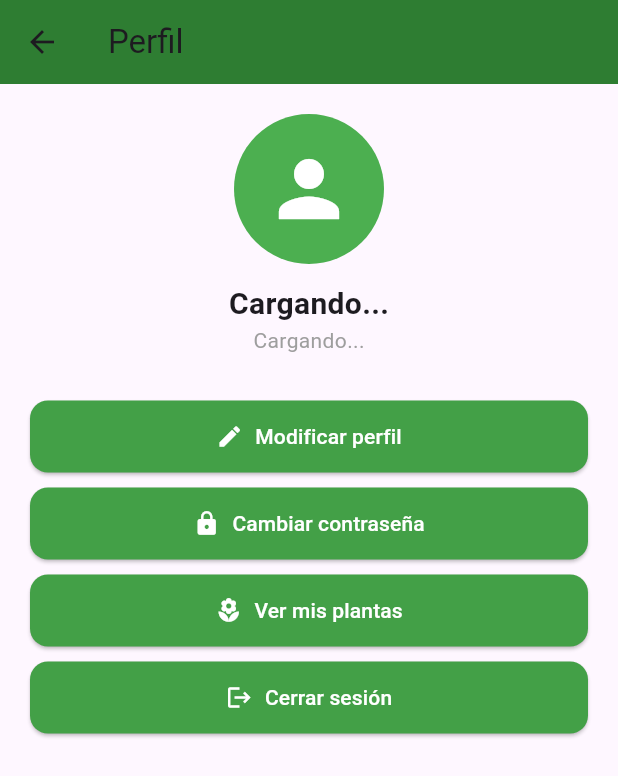
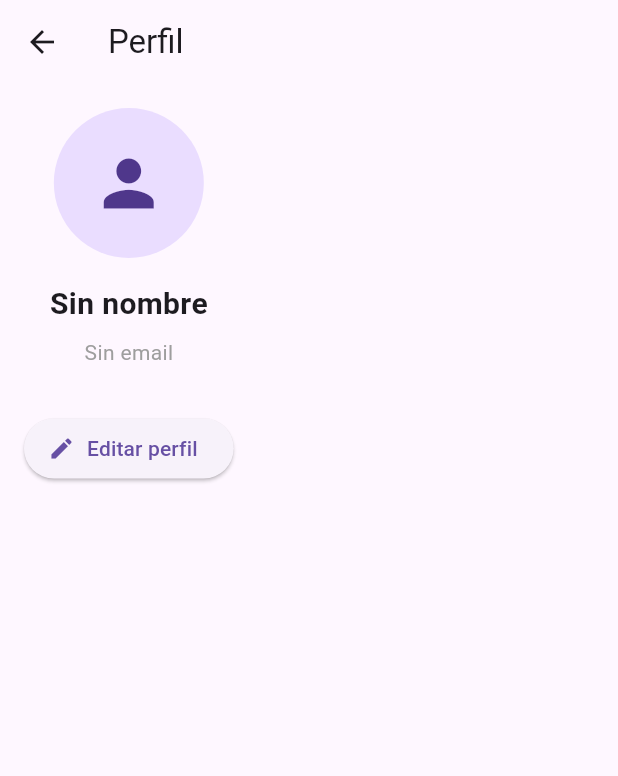
Before and after one commit to mrami8/leafy_app_flutter, a Flutter app: the ProfileScreen screen opened directly, on a phone screen of 412 x 824 dp. Shown: the top 776 px of the screen. Run offline on Flutter 3.47's test engine with Material 3 defaults, Android fonts, the phone set to English and light mode, and no system bars; our stand-ins replace supabase_flutter, table_calendar; accounts and stored records are empty; network calls fail.

Commit message:
New Profile change v2

```diff
--- a/lib/providers/auth_provider.dart
+++ b/lib/providers/auth_provider.dart
@@ -82,18 +82,28 @@ class AuthProvider extends ChangeNotifier {
 
   // Cargar perfil del usuario
   Future<void> _loadUserProfile() async {
-    try {
+  try {
+    if (_user != null && _user!.email != null) {
+      print('Cargando perfil para el usuario con email: ${_user!.email}');
       final result = await supabase
           .from('usuarios')
           .select()
-          .eq('id', _user!.id)
+          .eq('email', _user!.email!) // Consulta por correo electrónico
           .maybeSingle();
 
-      _userProfile = result;
-    } catch (e) {
-      print('Error cargando perfil: $e');
+      if (result != null) {
+        _userProfile = result;
+        print('Perfil cargado: $_userProfile');
+      } else {
+        print('No se encontró el perfil del usuario en la tabla.');
+      }
+    } else {
+      print('El usuario o su correo es nulo.');
     }
+  } catch (e) {
+    print('Error cargando perfil: $e');
   }
+}
 
   // Logout
   Future<void> logout() async {
--- a/lib/providers/user_profile_provider.dart
+++ b/lib/providers/user_profile_provider.dart
@@ -1,9 +1,6 @@
 import 'package:flutter/material.dart';
 import 'auth_provider.dart';
 import 'package:supabase_flutter/supabase_flutter.dart'; // Ensure this is the correct package for UserAttributes
-
-import 'package:flutter/material.dart';
-import 'auth_provider.dart';
 
 class UserProfileProvider extends ChangeNotifier {
   String _username = '';
@@ -18,19 +15,19 @@ class UserProfileProvider extends ChangeNotifier {
 
   // Cargar perfil desde AuthProvider
   void loadFromAuth(AuthProvider auth) {
-    _isLoading = true;  // Iniciar la carga
+  _isLoading = true; // Iniciar la carga
   notifyListeners();
 
   final profile = auth.userProfile;
   if (profile != null) {
-      _username = profile['nombre'];
-      _email = profile['email'];
+    _username = profile['nombre'] ?? 'Sin nombre';
+    _email = profile['email'] ?? 'Sin email';
     _fotoPerfil = profile['foto_perfil'] ?? '';
-      _isLoading = false;  // Finalizar la carga
   } else {
-      _isLoading = false;
-      print("No se pudo cargar el perfil");
+    print("No se pudo cargar el perfil del usuario.");
   }
+
+  _isLoading = false; // Finalizar la carga
   notifyListeners();
 }
 
--- a/lib/screens/profile_screen.dart
+++ b/lib/screens/profile_screen.dart
@@ -1,90 +1,65 @@
 import 'package:flutter/material.dart';
 import 'package:provider/provider.dart';
 import 'package:leafy_app_flutter/providers/user_profile_provider.dart';
-import 'edit_profile_screen.dart'; // Asegúrate de importar tu pantalla de edición
+import 'edit_profile_screen.dart';
 
 class ProfileScreen extends StatelessWidget {
-  const ProfileScreen({super.key});
-
   @override
   Widget build(BuildContext context) {
     final userProfileProvider = Provider.of<UserProfileProvider>(context);
 
     return Scaffold(
-      appBar: AppBar(
-        title: const Text('Perfil'),
-        backgroundColor: Colors.green.shade800,
+      appBar: AppBar(title: Text('Perfil')),
+      body: userProfileProvider.isLoading
+          ? Center(child: CircularProgressIndicator())
+          : Padding(
+              padding: const EdgeInsets.all(16.0),
+              child: Column(
+                crossAxisAlignment: CrossAxisAlignment.center,
+                children: [
+                  // Foto de perfil
+                  CircleAvatar(
+                    radius: 50,
+                    backgroundImage: userProfileProvider.fotoPerfil.isNotEmpty
+                        ? NetworkImage(userProfileProvider.fotoPerfil)
+                        : null,
+                    child: userProfileProvider.fotoPerfil.isEmpty
+                        ? Icon(Icons.person, size: 50)
+                        : null,
                   ),
-      body: Padding(
-        padding: const EdgeInsets.all(20),
-        child: Column(
-          children: [
-            const CircleAvatar(
-              radius: 50,
-              backgroundColor: Colors.green,
-              child: Icon(Icons.person, size: 60, color: Colors.white),
-            ),
-            const SizedBox(height: 12),
-
+                  SizedBox(height: 16),
+                  // Nombre del usuario
                   Text(
                     userProfileProvider.username.isNotEmpty
                         ? userProfileProvider.username
-                  : "Cargando...",
-              style: const TextStyle(fontSize: 20, fontWeight: FontWeight.bold),
+                        : "Sin nombre",
+                    style: TextStyle(fontSize: 20, fontWeight: FontWeight.bold),
                   ),
-
+                  SizedBox(height: 8),
+                  // Email del usuario
                   Text(
                     userProfileProvider.email.isNotEmpty
                         ? userProfileProvider.email
-                  : "Cargando...",
-              style: const TextStyle(color: Colors.grey),
+                        : "Sin email",
+                    style: TextStyle(color: Colors.grey),
                   ),
-
-            const SizedBox(height: 30),
-
-            _buildButton(context, 'Modificar perfil', Icons.edit, () {
+                  SizedBox(height: 30),
+                  // Botón para editar perfil
+                  ElevatedButton.icon(
+                    onPressed: () {
                       Navigator.push(
                         context,
-                MaterialPageRoute(builder: (_) => const EditProfileScreen()),
+                        MaterialPageRoute(
+                          builder: (_) => EditProfileScreen(),
+                        ),
                       );
-            }),
-            const SizedBox(height: 10),
-
-            _buildButton(context, 'Cambiar contraseña', Icons.lock, () {
-              // Acción para cambiar contraseña
-            }),
-            const SizedBox(height: 10),
-
-            _buildButton(context, 'Ver mis plantas', Icons.local_florist, () {
-              // Acción para ir a "mis plantas"
-            }),
-            const SizedBox(height: 10),
-
-            _buildButton(context, 'Cerrar sesión', Icons.logout, () {
-              // Acción para cerrar sesión
-            }),
+                    },
+                    icon: Icon(Icons.edit),
+                    label: Text('Editar perfil'),
+                  ),
                 ],
               ),
             ),
     );
   }
-
-  Widget _buildButton(BuildContext context, String text, IconData icon, VoidCallback onPressed) {
-    return SizedBox(
-      width: double.infinity,
-      child: ElevatedButton.icon(
-        icon: Icon(icon),
-        label: Text(text),
-        onPressed: onPressed,
-        style: ElevatedButton.styleFrom(
-          backgroundColor: Colors.green.shade600,
-          foregroundColor: Colors.white,
-          padding: const EdgeInsets.symmetric(vertical: 14),
-          shape: RoundedRectangleBorder(
-            borderRadius: BorderRadius.circular(12),
-          ),
-        ),
-      ),
-    );
 }
-}
```
Also changed, not shown: lib/main.dart (+19 -4 lines). Lines whose indentation alone changed are shown as unchanged.
